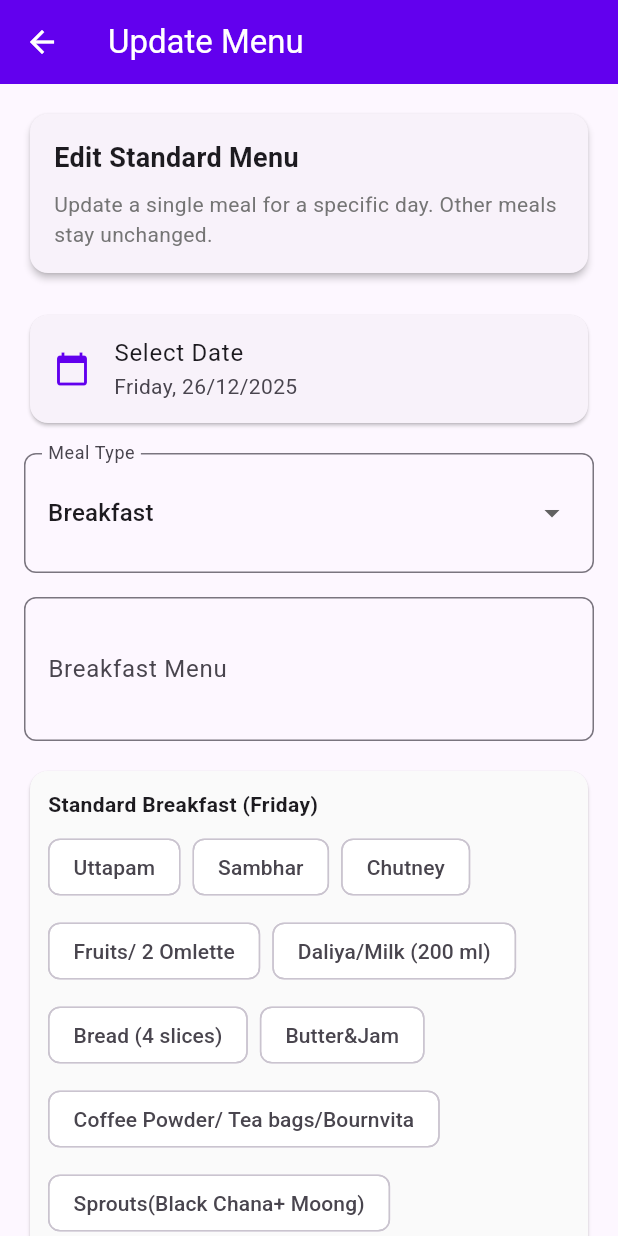
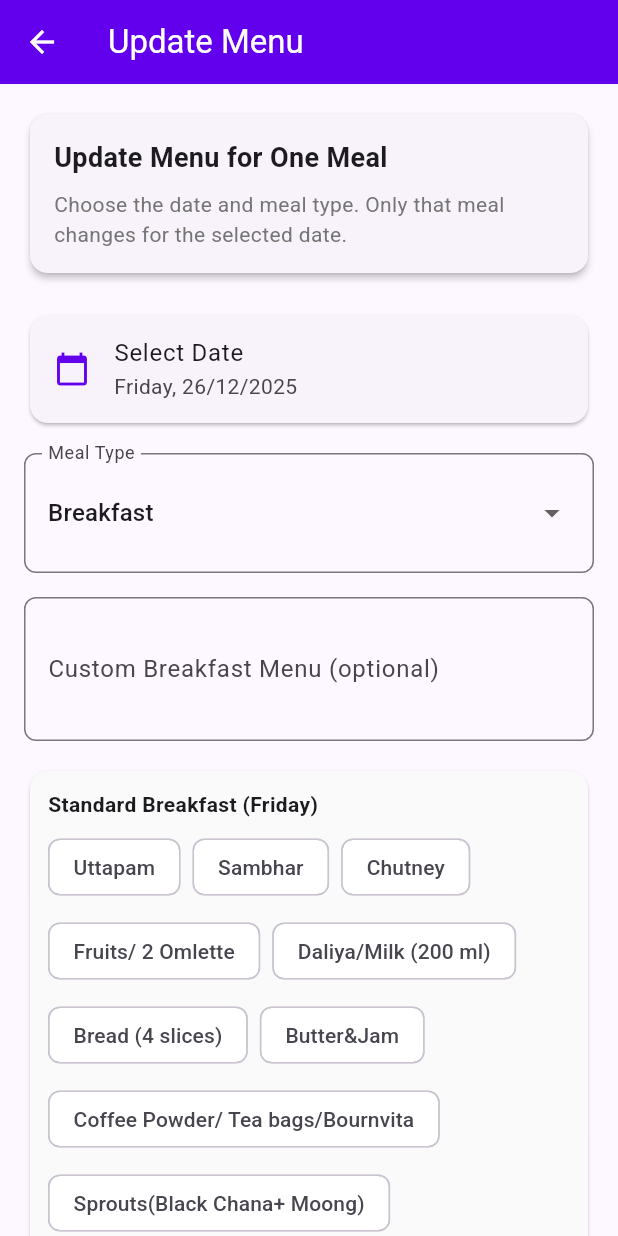
Before and after one commit to InfinityxR9/SmartMess, a Flutter app: the MenuCreationScreen screen opened directly, on a phone screen of 412 x 824 dp. Run offline on Flutter 3.47's test engine with Material 3 defaults, Android fonts, the phone set to English and light mode, and no system bars; our stand-ins replace cloud_firestore, firebase_auth, firebase_core, qr_flutter; missing offline and left inert: mobile_scanner; accounts and stored records are empty.

Commit message:
fixing menu update error

```diff
--- a/frontend/lib/screens/menu_creation_screen.dart
+++ b/frontend/lib/screens/menu_creation_screen.dart
@@ -19,6 +19,7 @@ class _MenuCreationScreenState extends State<MenuCreationScreen> {
   DateTime _selectedDate = DateTime.now();
   String _selectedMeal = 'breakfast';
   Map<String, dynamic>? _standardMenu;
+  bool _hasCustomOverride = false;
 
   bool _isSaving = false;
   bool _isLoadingMenu = true;
@@ -100,14 +101,20 @@ class _MenuCreationScreenState extends State<MenuCreationScreen> {
           .get();
 
       final data = doc.data();
-      final override = data?[ _selectedMeal ] as String?;
+      final override = data?[_selectedMeal] as String?;
       final standard = _standardMenuText();
       if (mounted) {
-        _menuController.text = (override != null && override.isNotEmpty) ? override : standard;
+        setState(() {
+          _menuController.text = standard;
+          _hasCustomOverride = override != null && override.isNotEmpty;
+        });
       }
     } catch (e) {
       if (mounted) {
-        _menuController.text = _standardMenuText();
+        setState(() {
+          _menuController.text = _standardMenuText();
+          _hasCustomOverride = false;
+        });
       }
     }
   }
@@ -220,7 +227,7 @@ class _MenuCreationScreenState extends State<MenuCreationScreen> {
                     crossAxisAlignment: CrossAxisAlignment.start,
                     children: [
                       const Text(
-                        'Edit Standard Menu',
+                        'Update Menu for One Meal',
                         style: TextStyle(
                           fontSize: 18,
                           fontWeight: FontWeight.bold,
@@ -228,7 +235,7 @@ class _MenuCreationScreenState extends State<MenuCreationScreen> {
                       ),
                       const SizedBox(height: 8),
                       Text(
-                        'Update a single meal for a specific day. Other meals stay unchanged.',
+                        'Choose the date and meal type. Only that meal changes for the selected date.',
                         style: TextStyle(
                           fontSize: 14,
                           color: Colors.grey[600],
@@ -278,8 +285,8 @@ class _MenuCreationScreenState extends State<MenuCreationScreen> {
                 controller: _menuController,
                 maxLines: 3,
                 decoration: InputDecoration(
-                  labelText: '$mealLabel Menu',
-                  hintText: 'Edit the standard menu items',
+                  labelText: 'Custom $mealLabel Menu (optional)',
+                  hintText: 'Start from the standard menu and edit only this meal',
                   border: OutlineInputBorder(
                     borderRadius: BorderRadius.circular(8),
                   ),
@@ -287,6 +294,18 @@ class _MenuCreationScreenState extends State<MenuCreationScreen> {
                 ),
               ),
               const SizedBox(height: 16),
+              if (_hasCustomOverride)
+                Card(
+                  color: Colors.orange.shade50,
+                  child: Padding(
+                    padding: const EdgeInsets.all(12),
+                    child: Text(
+                      'A custom menu already exists for this date and meal. Saving will replace it.',
+                      style: TextStyle(color: Colors.orange.shade900, fontSize: 12),
+                    ),
+                  ),
+                ),
+              if (_hasCustomOverride) const SizedBox(height: 16),
               Card(
                 color: Colors.grey.shade50,
                 child: Padding(
```
